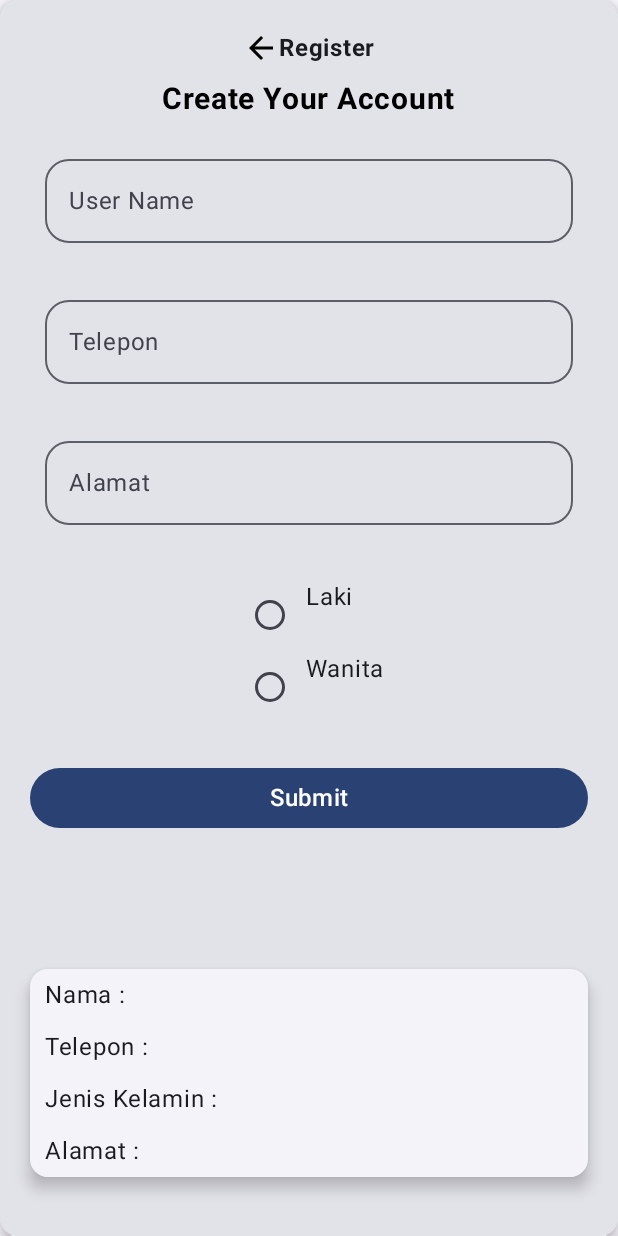
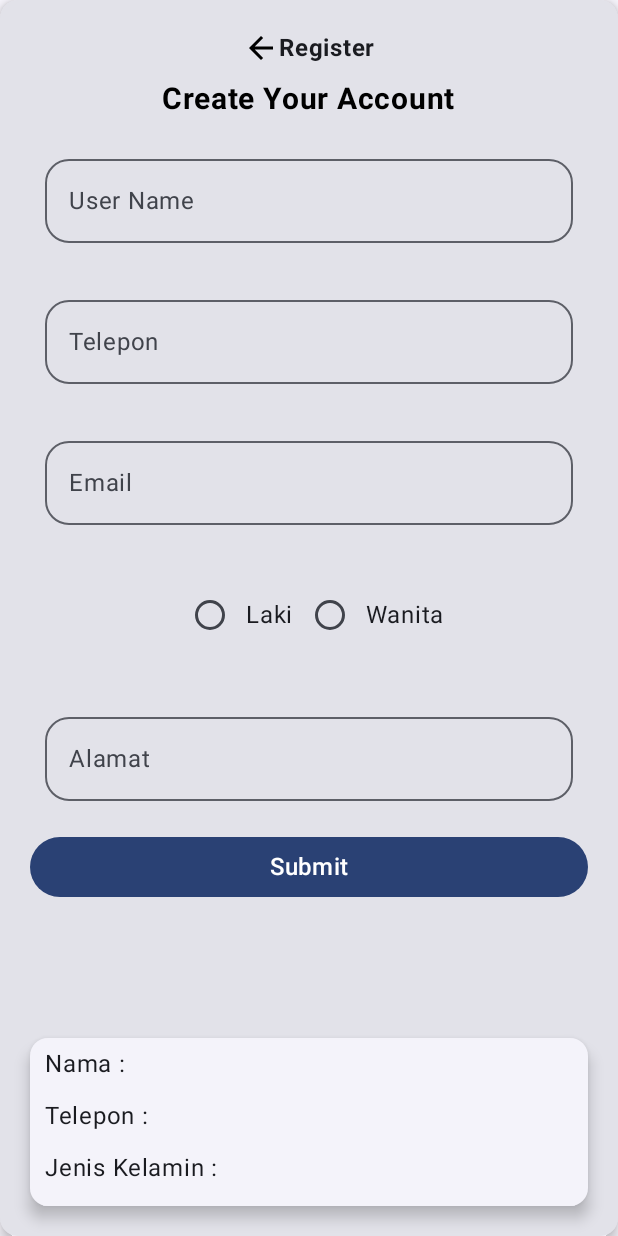
Before and after one commit to Amadd11/032_ViewModel, an Android app built with Jetpack Compose: the screen it shows after launch (MainActivity), after a tap on "Submit", on a phone screen of 412 x 824 dp. Run offline under Robolectric (Android 15) with nearby library versions, the phone set to English and light mode, and no system bars.

Commit message:
Add TextField

```diff
--- a/app/src/main/java/com/example/mainactivity/CobaViewModel.kt
+++ b/app/src/main/java/com/example/mainactivity/CobaViewModel.kt
@@ -19,15 +19,18 @@ class CobaViewModel : ViewModel() {
         private set
     var alamatUsr : String by mutableStateOf("")
         private set
+    var emailUsr : String by mutableStateOf("")
+        private set
 
     private val _uiState = MutableStateFlow(DataForm())
     val uiState: StateFlow<DataForm> = _uiState.asStateFlow()
 
-    fun BacaData(nm:String,tlp:String,jk:String,al:String){
+    fun BacaData(nm:String,tlp:String,jk:String,al:String,eu:String){
         namaUsr=nm
         noTlp=tlp
         jenisKL=jk
         alamatUsr=al
+        emailUsr=eu
     }
 
     fun setJenisK(pilihJK:String){
--- a/app/src/main/java/com/example/mainactivity/MainActivity.kt
+++ b/app/src/main/java/com/example/mainactivity/MainActivity.kt
@@ -94,6 +94,7 @@ fun TampilText(cobaViewModel: CobaViewModel = viewModel()){
     var textForm by remember { mutableStateOf("")}
     var phoneForm by remember { mutableStateOf("")}
     var alamatForm by remember { mutableStateOf("")}
+    var emailForm by remember { mutableStateOf("")}
 
     val  context = LocalContext.current
     val dataForm: DataForm
@@ -107,7 +108,7 @@ fun TampilText(cobaViewModel: CobaViewModel = viewModel()){
         fontWeight = FontWeight.Bold,
         fontSize = 20.sp)
 
-        OutlinedTextField(
+    OutlinedTextField(
             value = textForm,
             onValueChange = {textForm = it},
             singleLine = true,
@@ -117,7 +118,7 @@ fun TampilText(cobaViewModel: CobaViewModel = viewModel()){
                 .padding(10.dp)
                 .fillMaxWidth()
             )
-        OutlinedTextField(
+    OutlinedTextField(
             value = phoneForm,
             onValueChange = {phoneForm = it},
             singleLine = true,
@@ -127,6 +128,21 @@ fun TampilText(cobaViewModel: CobaViewModel = viewModel()){
                 .padding(10.dp)
                 .fillMaxWidth()
         )
+    OutlinedTextField(
+        value = emailForm,
+        onValueChange = {emailForm = it},
+        singleLine = true,
+        shape = MaterialTheme.shapes.large,
+        label = { Text(text = "Email")},
+        modifier = Modifier
+            .padding(10.dp)
+            .fillMaxWidth()
+    )
+
+        SelectJK(options = jenis.map { id -> context.resources.getString(id) },
+            onSelectedChanged = {
+                cobaViewModel.setJenisK(it)
+            })
     OutlinedTextField(
         value = alamatForm,
         onValueChange = {alamatForm = it},
@@ -138,12 +154,8 @@ fun TampilText(cobaViewModel: CobaViewModel = viewModel()){
             .fillMaxWidth()
     )
 
-        SelectJK(options = jenis.map { id -> context.resources.getString(id) },
-            onSelectedChanged = {
-                cobaViewModel.setJenisK(it)
-            })
         Button(modifier = Modifier.fillMaxWidth(),
-            onClick = {cobaViewModel.BacaData(textForm,phoneForm,alamatForm,dataForm.sex)
+            onClick = {cobaViewModel.BacaData(textForm,phoneForm,alamatForm,emailForm,dataForm.sex)
         }
         ) {
             Text(text = stringResource(R.string.submit),
@@ -191,7 +203,7 @@ fun SelectJK(
 
     var selectedValue by rememberSaveable { mutableStateOf("")
     }
-    Column (modifier = Modifier.padding(16.dp),
+    Row (modifier = Modifier.padding(16.dp),
         ) {
         options.forEach { item ->
             Row (
@@ -201,7 +213,8 @@ fun SelectJK(
                         selectedValue = item
                         onSelectedChanged(item)
                     }
-                )
+                ),
+                verticalAlignment = Alignment.CenterVertically
         ){
                 RadioButton(
                     selected = selectedValue == item,
```
